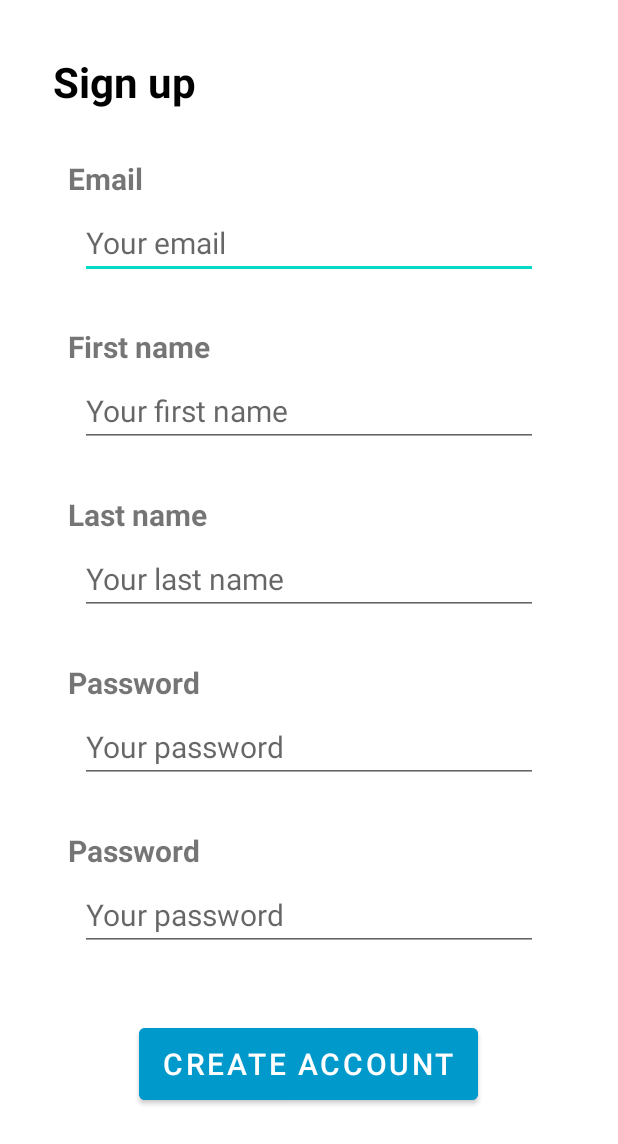
After one commit to danimr99/LaSalle_GTAS2_Android_OpenEvents, an Android app: the layout activity_register.xml on its own in the app's theme, with its tools: preview values and no code run, on a phone screen of 412 x 824 dp. The commit adds this screen. Shown: the top 1144 px of the screen. Run offline under Robolectric (Android 15) with nearby library versions, the phone set to English and light mode, and no system bars.

Commit message:
creation of the register layouts (portrait and landscape)

```diff
--- /dev/null
+++ b/app/src/main/res/layout-land/activity_register.xml
@@ -0,0 +1,142 @@
+<?xml version="1.0" encoding="utf-8"?>
+<ScrollView xmlns:android="http://schemas.android.com/apk/res/android"
+    android:layout_width="match_parent"
+    android:layout_height="match_parent"
+    android:id="@+id/scrollView">
+
+    <LinearLayout
+        android:layout_width="match_parent"
+        android:layout_height="wrap_content"
+        android:orientation="vertical">
+
+        <TextView
+            android:id="@+id/signUpTitle"
+            android:layout_width="wrap_content"
+            android:layout_height="wrap_content"
+            android:layout_marginTop="35dp"
+            android:layout_marginBottom="16dp"
+            android:text="@string/signUpTitle"
+            android:textSize="28sp"
+            android:textStyle="bold"
+            android:layout_marginLeft="105dp"
+            android:textColor="@color/black"/>
+
+        <TextView
+            android:id="@+id/emailTitle"
+            android:layout_width="wrap_content"
+            android:layout_height="wrap_content"
+            android:layout_marginTop="16dp"
+            android:layout_marginBottom="5dp"
+            android:text="@string/emailTitleLogin"
+            android:textSize="20sp"
+            android:textStyle="bold"
+            android:layout_marginLeft="155dp" />
+        <EditText
+            android:id="@+id/email"
+            android:layout_width="425dp"
+            android:layout_height="wrap_content"
+            android:layout_gravity="center_horizontal"
+            android:hint="@string/emailHintLogin"
+            android:textSize="20sp"
+            android:layout_marginBottom="15dp"
+            android:autofillHints=""
+            android:inputType="textEmailAddress" />
+
+        <TextView
+            android:id="@+id/firstName"
+            android:layout_width="wrap_content"
+            android:layout_height="wrap_content"
+            android:layout_marginTop="16dp"
+            android:layout_marginBottom="5dp"
+            android:text="@string/firstName"
+            android:textSize="20sp"
+            android:textStyle="bold"
+            android:layout_marginLeft="155dp" />
+        <EditText
+            android:id="@+id/firstNameEdit"
+            android:layout_width="425dp"
+            android:layout_height="wrap_content"
+            android:layout_gravity="center_horizontal"
+            android:hint="@string/firstNameHint"
+            android:textSize="20sp"
+            android:layout_marginBottom="15dp"
+            android:autofillHints=""
+            android:inputType="text" />
+
+        <TextView
+            android:id="@+id/lastName"
+            android:layout_width="wrap_content"
+            android:layout_height="wrap_content"
+            android:layout_marginTop="16dp"
+            android:layout_marginBottom="5dp"
+            android:text="@string/lastName"
+            android:textSize="20sp"
+            android:textStyle="bold"
+            android:layout_marginLeft="155dp" />
+        <EditText
+            android:id="@+id/lastNameEdit"
+            android:layout_width="425dp"
+            android:layout_height="wrap_content"
+            android:layout_gravity="center_horizontal"
+            android:hint="@string/lastNameHint"
+            android:textSize="20sp"
+            android:layout_marginBottom="15dp"
+            android:autofillHints=""
+            android:inputType="text" />
+
+        <TextView
+            android:id="@+id/password"
+            android:layout_width="wrap_content"
+            android:layout_height="wrap_content"
+            android:layout_marginTop="16dp"
+            android:layout_marginBottom="5dp"
+            android:text="@string/passwordTitleLogin"
+            android:textSize="20sp"
+            android:textStyle="bold"
+            android:layout_marginLeft="155dp" />
+        <EditText
+            android:id="@+id/passwordEdit"
+            android:layout_width="425dp"
+            android:layout_height="wrap_content"
+            android:layout_gravity="center_horizontal"
+            android:hint="@string/passwordHintLogin"
+            android:textSize="20sp"
+            android:layout_marginBottom="15dp"
+            android:autofillHints=""
+            android:inputType="textPassword" />
+
+        <TextView
+            android:id="@+id/password2"
+            android:layout_width="wrap_content"
+            android:layout_height="wrap_content"
+            android:layout_marginTop="16dp"
+            android:layout_marginBottom="5dp"
+            android:text="@string/passwordTitleLogin"
+            android:textSize="20sp"
+            android:textStyle="bold"
+            android:layout_marginLeft="155dp" />
+        <EditText
+            android:id="@+id/passwordEdit2"
+            android:layout_width="425dp"
+            android:layout_height="wrap_content"
+            android:layout_gravity="center_horizontal"
+            android:hint="@string/passwordHintLogin"
+            android:textSize="20sp"
+            android:layout_marginBottom="15dp"
+            android:autofillHints=""
+            android:inputType="textPassword" />
+
+        <Button
+            android:id="@+id/registerButton"
+            android:layout_width="wrap_content"
+            android:layout_height="60dp"
+            android:layout_gravity="center_horizontal"
+            android:text="@string/createAccountTitle"
+            android:backgroundTint="#FF0099CC"
+            android:textColor="#fff"
+            android:textSize="20sp"
+            android:layout_marginTop="30dp"
+            android:layout_marginBottom="60dp"/>
+
+    </LinearLayout>
+</ScrollView>
--- /dev/null
+++ b/app/src/main/res/layout/activity_register.xml
@@ -0,0 +1,142 @@
+<?xml version="1.0" encoding="utf-8"?>
+<ScrollView xmlns:android="http://schemas.android.com/apk/res/android"
+    android:layout_width="match_parent"
+    android:layout_height="match_parent"
+    android:id="@+id/scrollView">
+
+    <LinearLayout
+        android:layout_width="match_parent"
+        android:layout_height="wrap_content"
+        android:orientation="vertical">
+
+        <TextView
+            android:id="@+id/signUpTitle"
+            android:layout_width="wrap_content"
+            android:layout_height="wrap_content"
+            android:layout_marginTop="35dp"
+            android:layout_marginBottom="16dp"
+            android:text="@string/signUpTitle"
+            android:textSize="28sp"
+            android:textStyle="bold"
+            android:layout_marginLeft="35dp"
+            android:textColor="@color/black"/>
+
+        <TextView
+            android:id="@+id/emailTitle"
+            android:layout_width="wrap_content"
+            android:layout_height="wrap_content"
+            android:layout_marginTop="16dp"
+            android:layout_marginBottom="5dp"
+            android:text="@string/emailTitleLogin"
+            android:textSize="20sp"
+            android:textStyle="bold"
+            android:layout_marginLeft="45dp" />
+        <EditText
+            android:id="@+id/email"
+            android:layout_width="305dp"
+            android:layout_height="wrap_content"
+            android:layout_gravity="center_horizontal"
+            android:hint="@string/emailHintLogin"
+            android:textSize="20sp"
+            android:layout_marginBottom="15dp"
+            android:autofillHints=""
+            android:inputType="textEmailAddress" />
+
+        <TextView
+            android:id="@+id/firstName"
+            android:layout_width="wrap_content"
+            android:layout_height="wrap_content"
+            android:layout_marginTop="16dp"
+            android:layout_marginBottom="5dp"
+            android:text="@string/firstName"
+            android:textSize="20sp"
+            android:textStyle="bold"
+            android:layout_marginLeft="45dp" />
+        <EditText
+            android:id="@+id/firstNameEdit"
+            android:layout_width="305dp"
+            android:layout_height="wrap_content"
+            android:layout_gravity="center_horizontal"
+            android:hint="@string/firstNameHint"
+            android:textSize="20sp"
+            android:layout_marginBottom="15dp"
+            android:autofillHints=""
+            android:inputType="text" />
+
+        <TextView
+            android:id="@+id/lastName"
+            android:layout_width="wrap_content"
+            android:layout_height="wrap_content"
+            android:layout_marginTop="16dp"
+            android:layout_marginBottom="5dp"
+            android:text="@string/lastName"
+            android:textSize="20sp"
+            android:textStyle="bold"
+            android:layout_marginLeft="45dp" />
+        <EditText
+            android:id="@+id/lastNameEdit"
+            android:layout_width="305dp"
+            android:layout_height="wrap_content"
+            android:layout_gravity="center_horizontal"
+            android:hint="@string/lastNameHint"
+            android:textSize="20sp"
+            android:layout_marginBottom="15dp"
+            android:autofillHints=""
+            android:inputType="text" />
+
+        <TextView
+            android:id="@+id/password"
+            android:layout_width="wrap_content"
+            android:layout_height="wrap_content"
+            android:layout_marginTop="16dp"
+            android:layout_marginBottom="5dp"
+            android:text="@string/passwordTitleLogin"
+            android:textSize="20sp"
+            android:textStyle="bold"
+            android:layout_marginLeft="45dp" />
+        <EditText
+            android:id="@+id/passwordEdit"
+            android:layout_width="305dp"
+            android:layout_height="wrap_content"
+            android:layout_gravity="center_horizontal"
+            android:hint="@string/passwordHintLogin"
+            android:textSize="20sp"
+            android:layout_marginBottom="15dp"
+            android:autofillHints=""
+            android:inputType="textPassword" />
+
+        <TextView
+            android:id="@+id/password2"
+            android:layout_width="wrap_content"
+            android:layout_height="wrap_content"
+            android:layout_marginTop="16dp"
+            android:layout_marginBottom="5dp"
+            android:text="@string/passwordTitleLogin"
+            android:textSize="20sp"
+            android:textStyle="bold"
+            android:layout_marginLeft="45dp" />
+        <EditText
+            android:id="@+id/passwordEdit2"
+            android:layout_width="305dp"
+            android:layout_height="wrap_content"
+            android:layout_gravity="center_horizontal"
+            android:hint="@string/passwordHintLogin"
+            android:textSize="20sp"
+            android:layout_marginBottom="15dp"
+            android:autofillHints=""
+            android:inputType="textPassword" />
+
+        <Button
+            android:id="@+id/registerButton"
+            android:layout_width="wrap_content"
+            android:layout_height="60dp"
+            android:layout_gravity="center_horizontal"
+            android:text="@string/createAccountTitle"
+            android:backgroundTint="#FF0099CC"
+            android:textColor="#fff"
+            android:textSize="20sp"
+            android:layout_marginTop="30dp"
+            android:layout_marginBottom="60dp"/>
+
+    </LinearLayout>
+</ScrollView>
--- a/app/src/main/res/values/strings.xml
+++ b/app/src/main/res/values/strings.xml
@@ -8,4 +8,10 @@
     <string name="openEventsLogoDescription">openEventsLogo</string>
     <string name="notAccountText">Don`t have an account?</string>
     <string name="notAccountButton">Sign up</string>
+    <string name="signUpTitle">Sign up</string>
+    <string name="firstName">First name</string>
+    <string name="firstNameHint">Your first name</string>
+    <string name="lastName">Last name</string>
+    <string name="lastNameHint">Your last name</string>
+    <string name="createAccountTitle">CREATE ACCOUNT</string>
 </resources>
```
